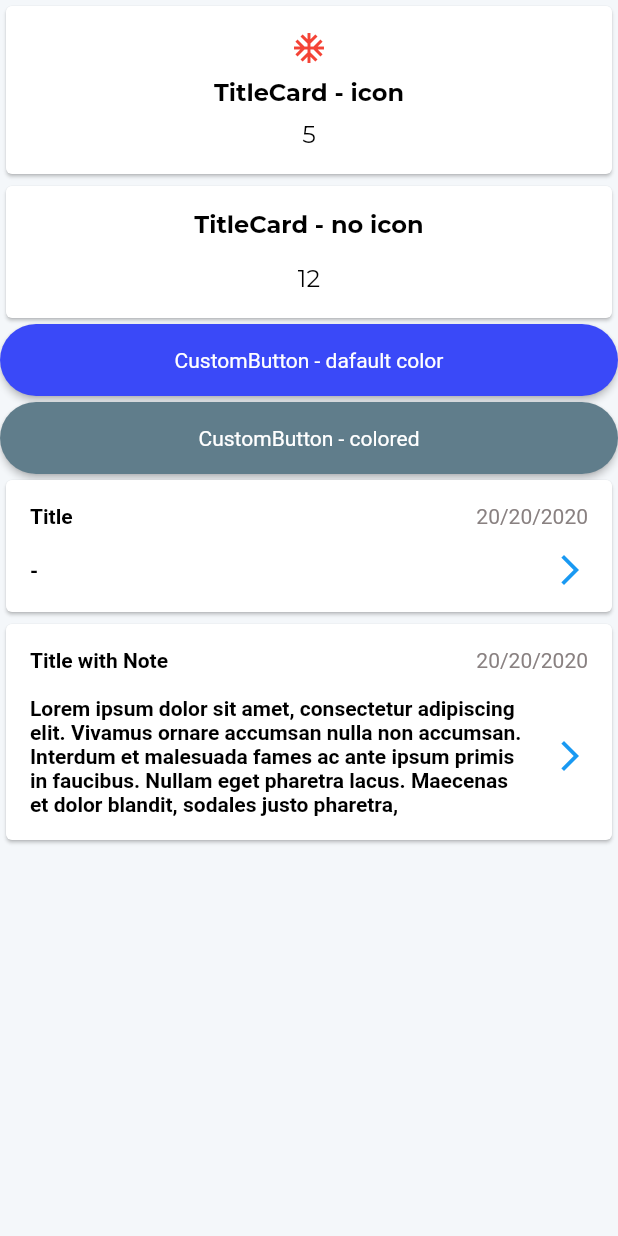
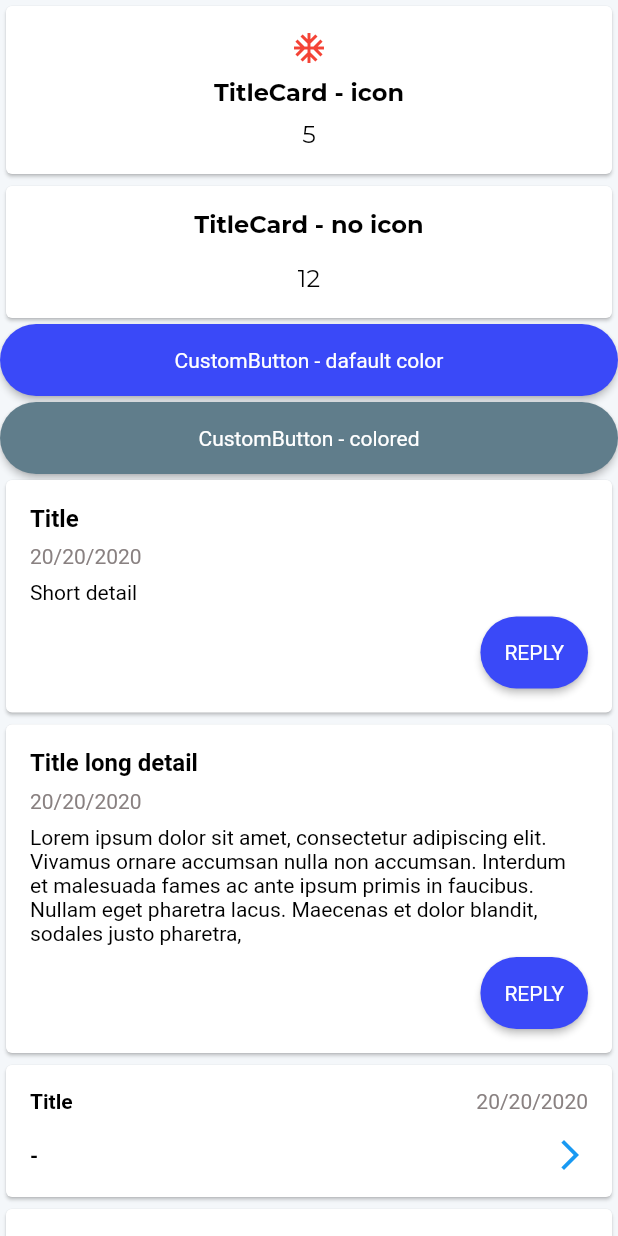
Before and after one commit to boy-warakorn/rmp-flutter, a Flutter app: the screen it shows after launch, on a phone screen of 412 x 824 dp. Run offline on Flutter 3.47's test engine with Material 2 defaults, Android fonts, the phone set to English and light mode, and no system bars; our stand-ins replace google_fonts.

Commit message:
ADD - HelpDeskCard

```diff
--- a/lib/screens/widget_preview_screen.dart
+++ b/lib/screens/widget_preview_screen.dart
@@ -1,10 +1,12 @@
 import 'package:flutter/material.dart';
 import 'package:rmp_flutter/widgets/general/custom_button.dart';
+import 'package:rmp_flutter/widgets/general/help_desk_card.dart';
 import 'package:rmp_flutter/widgets/general/package_card.dart';
 import 'package:rmp_flutter/widgets/general/title_card.dart';
 
 // เอาไว้ทดสอบข้อความยาว
-const loremIpsum = "Lorem ipsum dolor sit amet, consectetur adipiscing elit. Vivamus ornare accumsan nulla non accumsan. Interdum et malesuada fames ac ante ipsum primis in faucibus. Nullam eget pharetra lacus. Maecenas et dolor blandit, sodales justo pharetra,";
+const loremIpsum =
+    "Lorem ipsum dolor sit amet, consectetur adipiscing elit. Vivamus ornare accumsan nulla non accumsan. Interdum et malesuada fames ac ante ipsum primis in faucibus. Nullam eget pharetra lacus. Maecenas et dolor blandit, sodales justo pharetra,";
 
 class WidgetPreviewScreen extends StatelessWidget {
   const WidgetPreviewScreen({Key? key}) : super(key: key);
@@ -27,14 +29,26 @@ class WidgetPreviewScreen extends StatelessWidget {
             count: 12,
           ),
           CustomButton(
-            text: "CustomButton - dafault color",
-            onPressed: () => print("CustomButton: Pressed")
-          ),
+              text: "CustomButton - dafault color",
+              onPressed: () => print("CustomButton: Pressed")),
           SizedBox(height: 4),
           CustomButton(
-            text: "CustomButton - colored",
-            onPressed: () => print("CustomButton - colored: Pressed"),
-            color: Colors.blueGrey
+              text: "CustomButton - colored",
+              onPressed: () => print("CustomButton - colored: Pressed"),
+              color: Colors.blueGrey),
+          HelpDeskCard(
+            title: "Title",
+            date: "20/20/2020",
+            detail: "Short detail",
+            actionButton: CustomButton(
+                text: "REPLY", onPressed: () => print("HelpDeskCard: Pressed")),
+          ),
+          HelpDeskCard(
+            title: "Title long detail",
+            date: "20/20/2020",
+            detail: loremIpsum,
+            actionButton: CustomButton(
+                text: "REPLY", onPressed: () => print("HelpDeskCard: Pressed")),
           ),
           PackageCard(
             title: "Title",
--- /dev/null
+++ b/lib/widgets/general/help_desk_card.dart
@@ -0,0 +1,64 @@
+import 'package:flutter/material.dart';
+import 'package:rmp_flutter/configs/colors.dart';
+import 'package:rmp_flutter/configs/constants.dart';
+
+class HelpDeskCard extends StatelessWidget {
+  final String title;
+  final String date;
+  final String detail;
+  final Widget actionButton;
+
+  const HelpDeskCard({
+    Key? key,
+    required this.title,
+    required this.date,
+    required this.detail,
+    required this.actionButton,
+  }) : super(key: key);
+
+  @override
+  Widget build(BuildContext context) {
+    return Card(
+      child: Padding(
+        padding: EdgeInsets.all(kSizeS),
+        child: Column(
+          children: [
+            Row(
+              children: [
+                Expanded(
+                  child: Column(
+                    crossAxisAlignment: CrossAxisAlignment.start,
+                    children: [
+                      Text(
+                        title,
+                        style: Theme.of(context).textTheme.bodyText1?.copyWith(
+                            fontWeight: FontWeight.bold,
+                            fontSize: kFontSizeHeadline4),
+                      ),
+                      kSizedBoxVerticalXS,
+                      Text(
+                        date,
+                        style: Theme.of(context).textTheme.bodyText1?.copyWith(color: kSubtitleColor),
+                      ),
+                      kSizedBoxVerticalXS,
+                      Text(detail, style: Theme.of(context).textTheme.bodyText1,),
+                    ],
+                  ),
+                ),
+              ],
+            ),
+            kSizedBoxVerticalXS,
+            Row(
+              children: [
+                Expanded(
+                  child: SizedBox(),
+                ),
+                actionButton,
+              ],
+            ),
+          ],
+        ),
+      ),
+    );
+  }
+}
```
